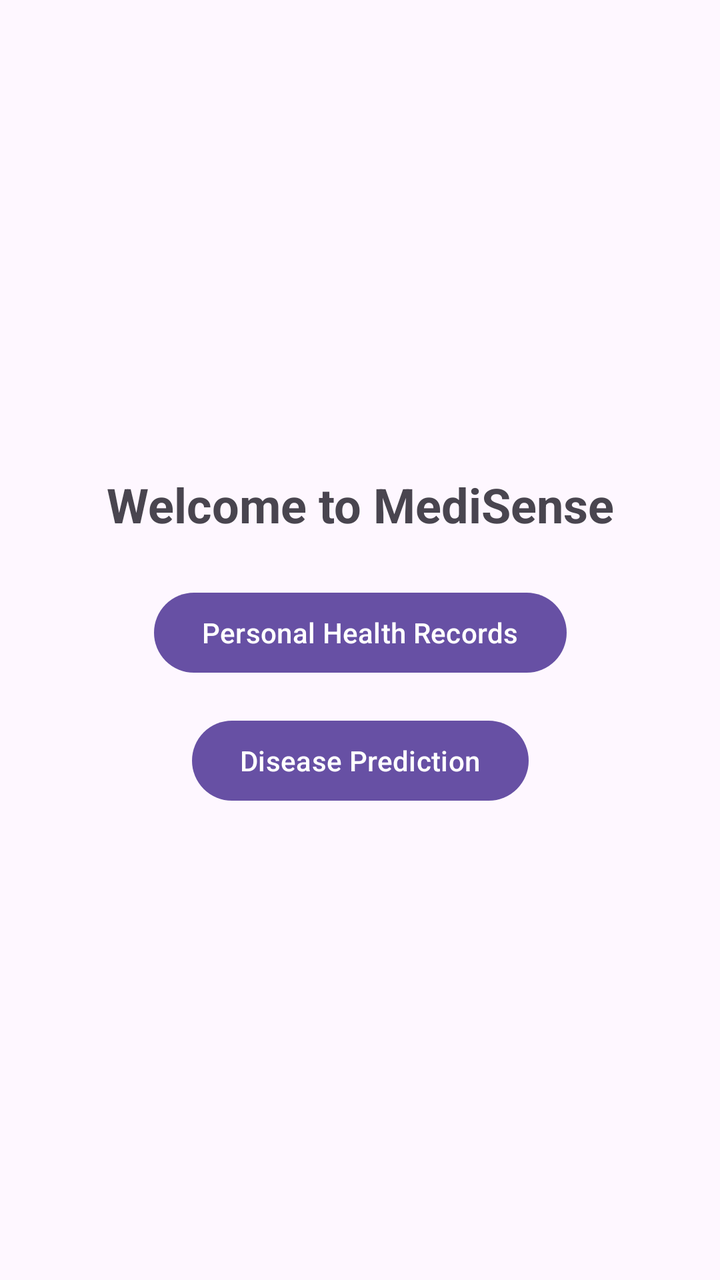
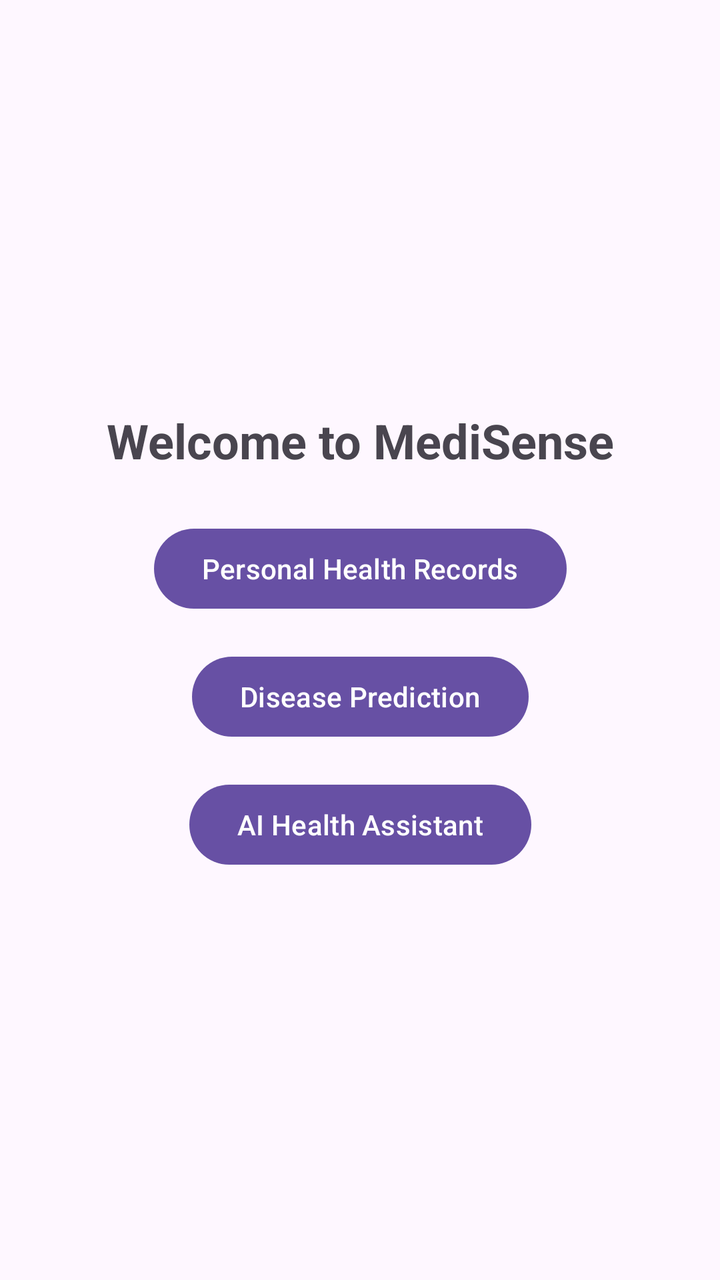

An Android layout rendered at two revisions. The XML below is the earlier revision; the diff shows what the commit changed to produce the second picture.
<!-- AndroidManifest.xml: application theme Theme.Medisense -->
<!-- res/layout/fragment_dashboard.xml -->
<?xml version="1.0" encoding="utf-8"?>
<androidx.constraintlayout.widget.ConstraintLayout xmlns:android="http://schemas.android.com/apk/res/android"
    xmlns:app="http://schemas.android.com/apk/res-auto"
    xmlns:tools="http://schemas.android.com/tools"
    android:layout_width="match_parent"
    android:layout_height="match_parent"
    tools:context=".ui.dashboard.DashboardFragment">

    <TextView
        android:id="@+id/tv_welcome"
        android:layout_width="wrap_content"
        android:layout_height="wrap_content"
        android:text="@string/welcome_dashboard"
        android:textSize="24sp"
        android:textStyle="bold"
        app:layout_constraintBottom_toTopOf="@+id/btn_health_records"
        app:layout_constraintEnd_toEndOf="parent"
        app:layout_constraintStart_toStartOf="parent"
        app:layout_constraintTop_toTopOf="parent"
        app:layout_constraintVertical_chainStyle="packed" />

    <com.google.android.material.button.MaterialButton
        android:id="@+id/btn_health_records"
        android:layout_width="wrap_content"
        android:layout_height="wrap_content"
        android:layout_marginTop="24dp"
        android:text="Personal Health Records"
        app:layout_constraintBottom_toTopOf="@+id/btn_disease_prediction"
        app:layout_constraintEnd_toEndOf="parent"
        app:layout_constraintStart_toStartOf="parent"
        app:layout_constraintTop_toBottomOf="@+id/tv_welcome" />

    <com.google.android.material.button.MaterialButton
        android:id="@+id/btn_disease_prediction"
        android:layout_width="wrap_content"
        android:layout_height="wrap_content"
        android:layout_marginTop="16dp"
        android:text="Disease Prediction"
        app:layout_constraintBottom_toBottomOf="parent"
        app:layout_constraintEnd_toEndOf="parent"
        app:layout_constraintStart_toStartOf="parent"
        app:layout_constraintTop_toBottomOf="@+id/btn_health_records" />

</androidx.constraintlayout.widget.ConstraintLayout>
<!-- resources referenced by this layout -->
<resources>
  <string name="welcome_dashboard">Welcome to MediSense</string>
  <style name="Theme.Medisense" parent="Theme.Material3.DayNight.NoActionBar">
          
          
      </style>
</resources>

<!-- the commit's change to res/layout/fragment_dashboard.xml (unified diff, before → after) -->
@@ -36,9 +36,20 @@
         android:layout_height="wrap_content"
         android:layout_marginTop="16dp"
         android:text="Disease Prediction"
-        app:layout_constraintBottom_toBottomOf="parent"
+        app:layout_constraintBottom_toTopOf="@+id/btn_health_assistant"
         app:layout_constraintEnd_toEndOf="parent"
         app:layout_constraintStart_toStartOf="parent"
         app:layout_constraintTop_toBottomOf="@+id/btn_health_records" />
 
+    <com.google.android.material.button.MaterialButton
+        android:id="@+id/btn_health_assistant"
+        android:layout_width="wrap_content"
+        android:layout_height="wrap_content"
+        android:layout_marginTop="16dp"
+        android:text="AI Health Assistant"
+        app:layout_constraintBottom_toBottomOf="parent"
+        app:layout_constraintEnd_toEndOf="parent"
+        app:layout_constraintStart_toStartOf="parent"
+        app:layout_constraintTop_toBottomOf="@+id/btn_disease_prediction" />
+
 </androidx.constraintlayout.widget.ConstraintLayout>
